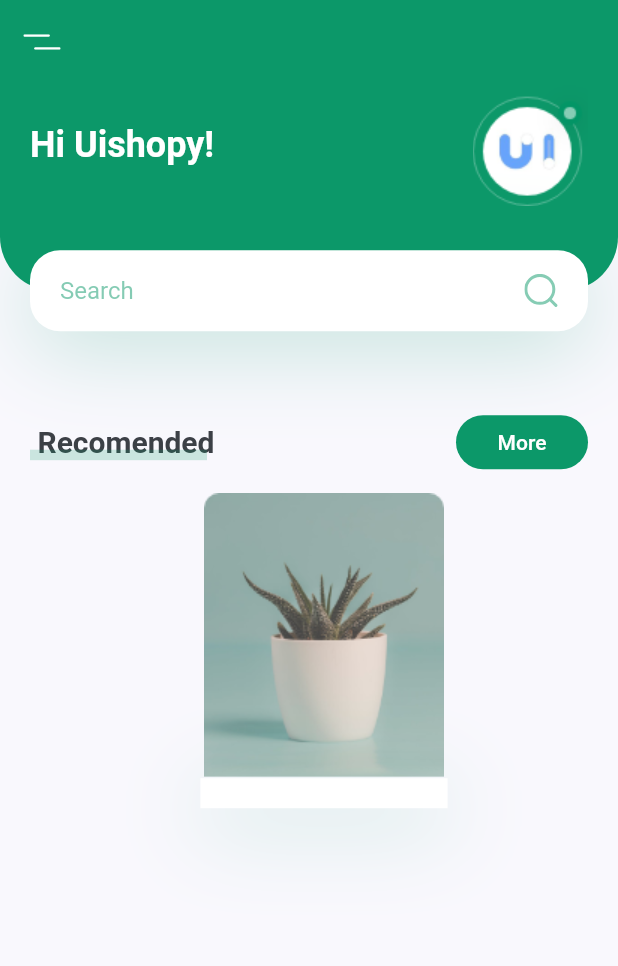
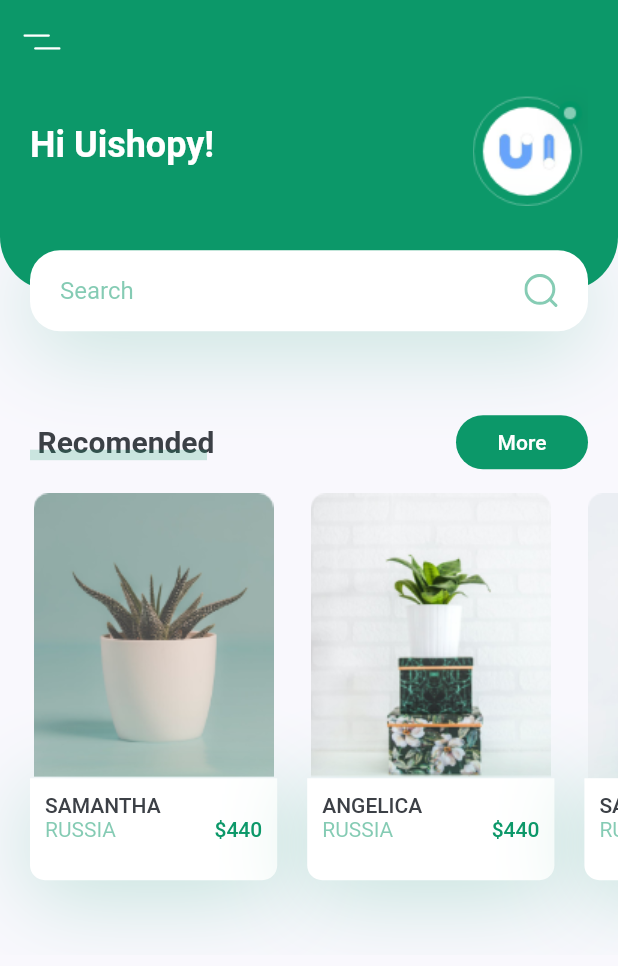
Before and after one commit to antoniokot/plant-app, a Flutter app: the screen it shows after launch, on a phone screen of 412 x 824 dp. Shown: the top 966 px of the screen. Run offline on Flutter 3.47's test engine with Material 2 defaults, Android fonts, the phone set to English and light mode, and no system bars; our stand-ins replace flutter_svg.

Commit message:
update body and adding recomend_plants.dart

```diff
--- a/plant_app/lib/screens/home/components/body.dart
+++ b/plant_app/lib/screens/home/components/body.dart
@@ -5,6 +5,7 @@ import 'package:flutter_svg/flutter_svg.dart';
 
 import 'header_with_searchbox.dart';
 import 'title_with_more_btn.dart';
+import 'recomend_plants.dart';
 
 class Body extends StatelessWidget {
 
@@ -17,32 +18,7 @@ class Body extends StatelessWidget {
         children: <Widget>[
           HeaderWithSearchBox(size: size),
           TitleWithMoreBtn(title: "Recomended", press: () {}),
-          Container(
-            margin: EdgeInsets.only(
-              left: kDefaultPadding,
-              top: kDefaultPadding / 2,
-              bottom: kDefaultPadding * 2.5
-            ),
-            width: size.width * 0.4,
-            child: Column(
-              children: <Widget> [
-                Image.asset("assets/images/image_1.png"),
-                Container(
-                  padding: EdgeInsets.all(kDefaultPadding / 2),
-                  decoration: BoxDecoration(
-                    color: Colors.white,
-                    boxShadow: [
-                      BoxShadow(
-                        offset: Offset(0, 10),
-                        blurRadius: 50,
-                        color: kPrimaryColor.withOpacity(0.23),
-                      )
-                    ]
-                  )
-                )
-              ],
-            )
-          )
+          RecomendsPlants(),
         ],
       ),
     );
--- /dev/null
+++ b/plant_app/lib/screens/home/components/recomend_plants.dart
@@ -0,0 +1,123 @@
+import 'package:flutter/material.dart';
+
+import '../../../constants.dart';
+
+class RecomendsPlants extends StatelessWidget {
+  const RecomendsPlants({
+    Key key,
+  }) : super(key: key);
+
+  @override
+  Widget build(BuildContext context) {
+    return SingleChildScrollView(
+      scrollDirection: Axis.horizontal,
+      child: Row(
+        children: <Widget> [
+          RecomendPlantCard(
+            image: "assets/images/image_1.png",
+            title: "Samantha",
+            country: "Russia",
+            price: 440,
+          ),
+
+          RecomendPlantCard(
+            image: "assets/images/image_2.png",
+            title: "Angelica",
+            country: "Russia",
+            price: 440,
+          ),
+
+          RecomendPlantCard(
+            image: "assets/images/image_3.png",
+            title: "Samantha",
+            country: "Russia",
+            price: 440,
+          ),
+        ]
+      ),
+    );
+  }
+}
+
+class RecomendPlantCard extends StatelessWidget {
+  const RecomendPlantCard({
+    Key key,
+    this.image,
+    this.title,
+    this.country,
+    this.price,
+    this.press,
+  }) : super(key: key);
+
+  final String image, title, country;
+  final int price;
+  final Function press;
+
+  @override
+  Widget build(BuildContext context) {
+    Size size = MediaQuery.of(context).size;
+
+    return Container(
+      margin: EdgeInsets.only(
+        left: kDefaultPadding,
+        top: kDefaultPadding / 2,
+        bottom: kDefaultPadding * 2.5
+      ),
+      width: size.width * 0.4,
+      child: Column(
+        children: <Widget> [
+          Image.asset(image),
+          GestureDetector(
+              onTap: press,
+
+              child: Container(
+              padding: EdgeInsets.all(kDefaultPadding / 2),
+              decoration: BoxDecoration(
+                color: Colors.white,
+                borderRadius: BorderRadius.only(
+                  bottomLeft: Radius.circular(10),
+                  bottomRight: Radius.circular(10),
+                ),
+                boxShadow: [
+                  BoxShadow(
+                    offset: Offset(0, 10),
+                    blurRadius: 50,
+                    color: kPrimaryColor.withOpacity(0.23),
+                  )
+                ]
+              ),
+              child: Row(
+                children: <Widget>[
+                  RichText(
+                    text: TextSpan(
+                      children: [
+                        TextSpan(
+                          text: "$title\n".toUpperCase(),
+                          style: Theme.of(context).textTheme.button,
+                        ),
+                        TextSpan(
+                          text: "$country\n".toUpperCase(),
+                          style: TextStyle(
+                            color: kPrimaryColor.withOpacity(0.5),
+                          )
+                        ),
+                      ],
+                    ),
+                  ),
+                  Spacer(),
+                  Text(
+                    '\$$price',
+                    style: Theme.of(context)
+                    .textTheme
+                    .button
+                    .copyWith(color:kPrimaryColor),
+                  )
+                ],
+              )
+            ),
+          )
+        ],
+      )
+    );
+  }
+}
```
